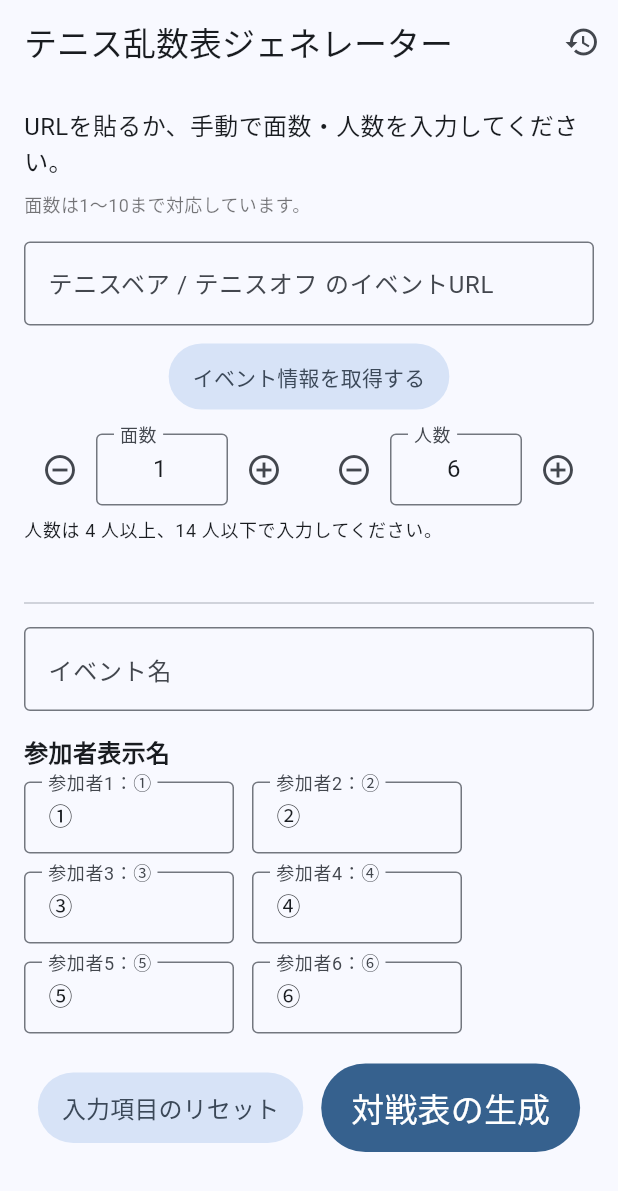
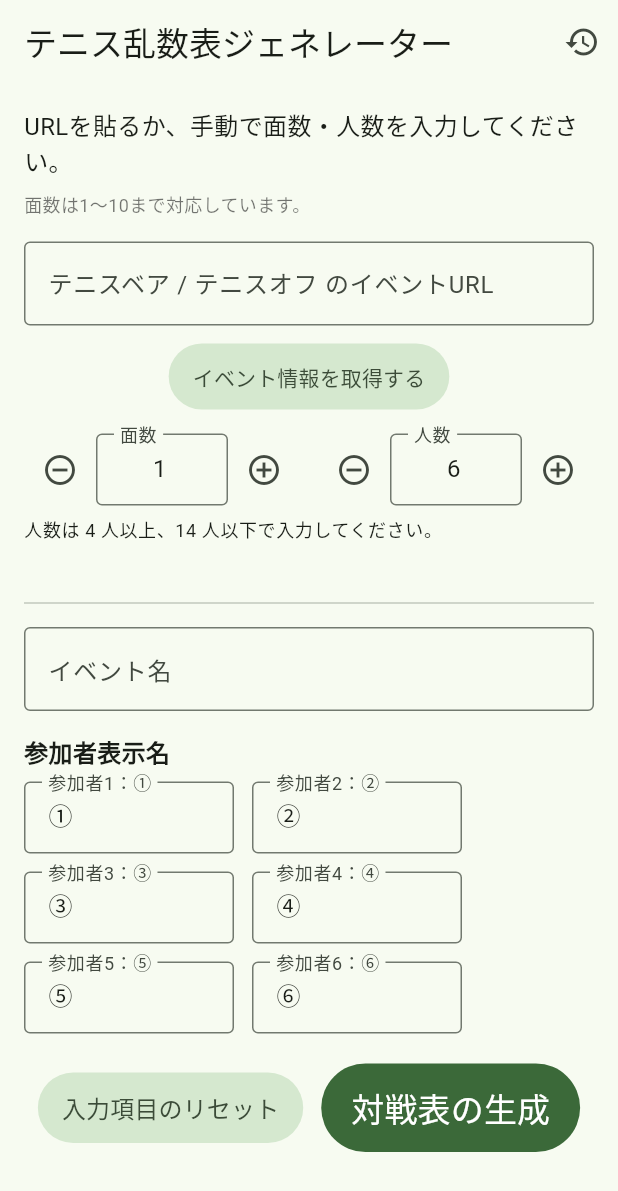
Before and after one commit to lee-esys/srp-lanske, a Flutter app: the screen it shows after launch, on a phone screen of 412 x 824 dp. Shown: the top 1191 px of the screen. Run offline on Flutter 3.47's test engine with Material 3 defaults, Android fonts, the light colour scheme and no system bars.

Commit message:
🧱 feat: chenge theme color

```diff
--- a/lib/app/theme/app_theme.dart
+++ b/lib/app/theme/app_theme.dart
@@ -1,6 +1,6 @@
 import 'package:flutter/material.dart';
 
 final ThemeData appTheme = ThemeData(
-  colorScheme: ColorScheme.fromSeed(seedColor: Colors.blue),
+  colorScheme: ColorScheme.fromSeed(seedColor: Colors.green),
   useMaterial3: true,
 );
```
